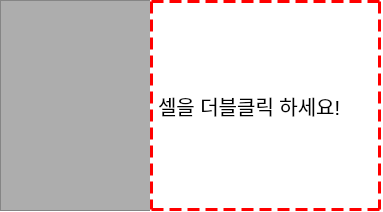
Before: the Qt Designer form secondwindow.ui in jeongu-choi/gittt, drawn with Qt 5.
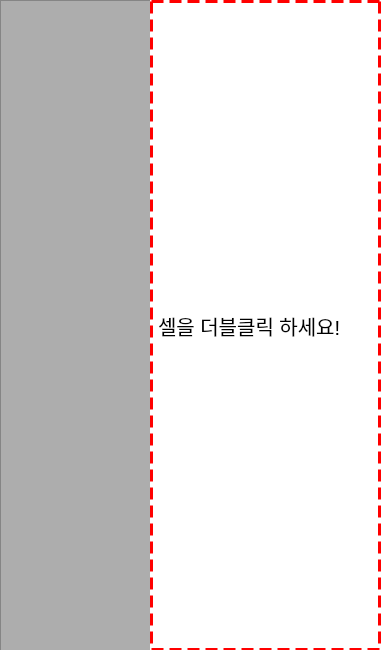
After: the same form once the commit is applied. Icons and pictures are not drawn.

Patch:
```diff
--- a/secondwindow.ui
+++ b/secondwindow.ui
@@ -7,7 +7,7 @@
     <x>0</x>
     <y>0</y>
     <width>383</width>
-    <height>212</height>
+    <height>650</height>
    </rect>
   </property>
   <property name="windowTitle">
@@ -22,7 +22,7 @@
      <x>0</x>
      <y>0</y>
      <width>151</width>
-     <height>211</height>
+     <height>651</height>
     </rect>
    </property>
    <property name="styleSheet">
@@ -35,7 +35,7 @@
      <x>150</x>
      <y>0</y>
      <width>231</width>
-     <height>211</height>
+     <height>651</height>
     </rect>
    </property>
    <property name="styleSheet">
```
Left out of the diff: 6 changed lines with no effect on the pictures.
